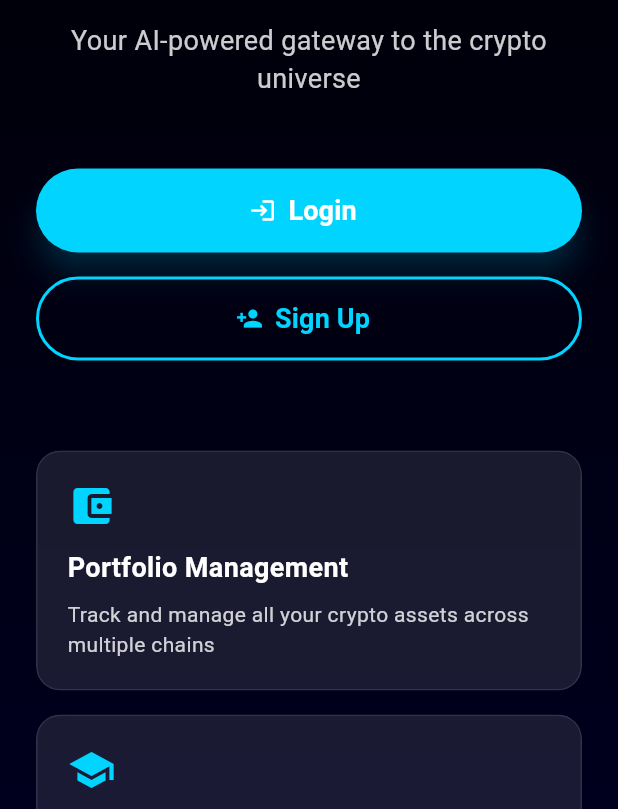
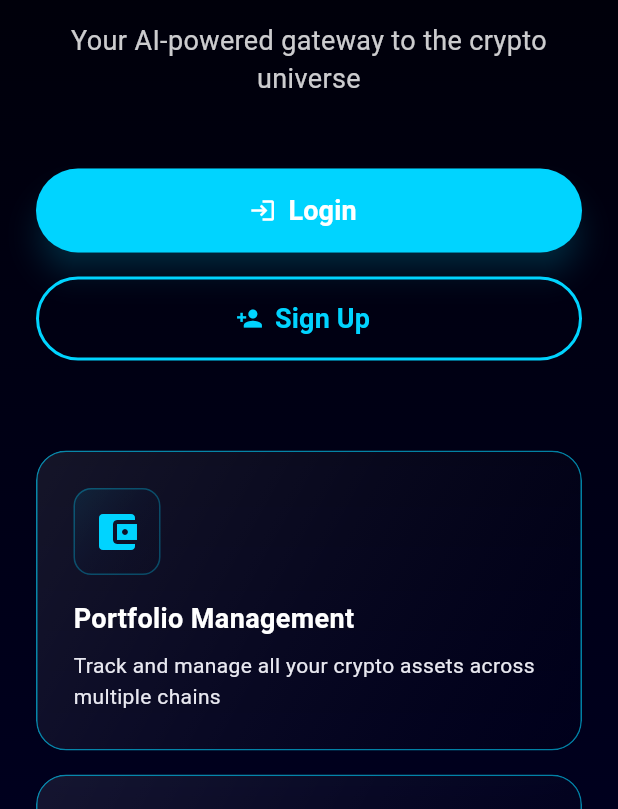
Before and after one commit to Flux-Point-Studios/yuti, a Flutter app: the screen it shows after launch, on a phone screen of 412 x 824 dp, the part 427-1236 px from its top. Run offline on Flutter 3.47's test engine with Material 3 defaults, Android fonts, the phone set to English and light mode, and no system bars; our stand-ins replace flutter_markdown, flutter_secure_storage, hex, permission_handler, qr_flutter, speech_to_text and 1 more; missing offline and left inert: bip39_plus, flutter_web_auth, mobile_scanner; accounts and stored records are empty.

Commit message:
Implement glassmorphism theme with sophisticated dark glass aesthetic
Co-authored-by: decimalist <decimalist@protonmail.com>

```diff
--- a/lib/main.dart
+++ b/lib/main.dart
@@ -67,50 +67,66 @@ class MyApp extends StatelessWidget {
         appBarTheme: const AppBarTheme(
           backgroundColor: Colors.transparent,
           elevation: 0,
-          iconTheme: IconThemeData(color: Colors.white),
+          iconTheme: IconThemeData(color: AppColors.textPrimary),
           titleTextStyle: TextStyle(
-            color: Colors.white,
+            color: AppColors.textPrimary,
             fontSize: 20,
             fontWeight: FontWeight.w600,
+          ),
+          systemOverlayStyle: SystemUiOverlayStyle(
+            statusBarColor: Colors.transparent,
+            statusBarIconBrightness: Brightness.light,
           ),
         ),
         elevatedButtonTheme: ElevatedButtonThemeData(
           style: ElevatedButton.styleFrom(
-            foregroundColor: Colors.white,
-            backgroundColor: AppColors.primaryBlue,
+            foregroundColor: AppColors.textPrimary,
+            backgroundColor: Colors.transparent,
             elevation: 0,
-            shadowColor: AppColors.shadowColor,
+            shadowColor: AppColors.shadowColorDeep,
             shape: RoundedRectangleBorder(
-              borderRadius: BorderRadius.circular(12),
+              borderRadius: BorderRadius.circular(16),
+            ),
+            side: const BorderSide(
+              color: AppColors.glassBorder,
+              width: 1,
+            ),
+          ).copyWith(
+            backgroundColor: MaterialStateProperty.resolveWith<Color?>(
+              (Set<MaterialState> states) {
+                if (states.contains(MaterialState.pressed)) {
+                  return AppColors.glassBlue;
+                }
+                return AppColors.glassSurface;
+              },
             ),
           ),
         ),
         inputDecorationTheme: InputDecorationTheme(
           filled: true,
-          fillColor: AppColors.backgroundLight,
+          fillColor: AppColors.glassSurface,
           border: OutlineInputBorder(
-            borderRadius: BorderRadius.circular(12),
+            borderRadius: BorderRadius.circular(16),
             borderSide: const BorderSide(color: AppColors.glassBorder),
           ),
           enabledBorder: OutlineInputBorder(
-            borderRadius: BorderRadius.circular(12),
+            borderRadius: BorderRadius.circular(16),
             borderSide: const BorderSide(color: AppColors.glassBorder),
           ),
           focusedBorder: OutlineInputBorder(
-            borderRadius: BorderRadius.circular(12),
-            borderSide:
-                const BorderSide(color: AppColors.primaryBlue, width: 2),
+            borderRadius: BorderRadius.circular(16),
+            borderSide: const BorderSide(color: AppColors.primaryBlue, width: 2),
           ),
           labelStyle: const TextStyle(color: AppColors.textSecondary),
           hintStyle: const TextStyle(color: AppColors.textTertiary),
         ),
         cardTheme: CardThemeData(
-          color: AppColors.backgroundCard,
+          color: Colors.transparent,
           elevation: 0,
-          shadowColor: AppColors.shadowColor,
+          shadowColor: AppColors.shadowColorDeep,
           shape: RoundedRectangleBorder(
-            borderRadius: BorderRadius.circular(12),
-            side: const BorderSide(color: AppColors.glassBorder, width: 0.5),
+            borderRadius: BorderRadius.circular(20),
+            side: const BorderSide(color: AppColors.glassBorder, width: 1),
           ),
         ),
         textTheme: const TextTheme(
--- a/lib/screens/welcome_screen.dart
+++ b/lib/screens/welcome_screen.dart
@@ -6,6 +6,7 @@ import 'package:url_launcher/url_launcher.dart';
 import '../utils/app_colors.dart';
 import '../services/auth_service.dart';
 import '../config/app_config.dart';
+import '../widgets/glassmorphism_container.dart';
 import 'login_screen.dart';
 import 'signup_screen.dart';
 import 'chat_screen.dart';
@@ -375,46 +376,46 @@ class _WelcomeScreenState extends State<WelcomeScreen>
   }
 
   Widget _buildFeatureCard(Map<String, dynamic> feature) {
-    return ClipRRect(
-      borderRadius: BorderRadius.circular(16),
-      child: BackdropFilter(
-        filter: ImageFilter.blur(sigmaX: 10, sigmaY: 10),
-        child: Container(
-          padding: const EdgeInsets.all(20),
-          decoration: BoxDecoration(
-            color: Colors.white.withOpacity(0.1),
-            borderRadius: BorderRadius.circular(16),
-            border: Border.all(color: Colors.white.withOpacity(0.1), width: 1),
-          ),
+    return GlassCard(
+      padding: const EdgeInsets.all(24),
       child: Column(
         crossAxisAlignment: CrossAxisAlignment.start,
         children: [
-              Icon(
+          Container(
+            padding: const EdgeInsets.all(12),
+            decoration: BoxDecoration(
+              gradient: AppColors.glassGradient,
+              borderRadius: BorderRadius.circular(12),
+              border: Border.all(
+                color: AppColors.primaryBlue.withOpacity(0.3),
+                width: 1,
+              ),
+            ),
+            child: Icon(
               feature['icon'] as IconData,
               size: 32,
               color: AppColors.primaryBlue,
             ),
-              const SizedBox(height: 12),
+          ),
+          const SizedBox(height: 16),
           Text(
             feature['title'] as String,
             style: const TextStyle(
               fontSize: 18,
               fontWeight: FontWeight.bold,
-                  color: Colors.white,
+              color: AppColors.textPrimary,
             ),
           ),
           const SizedBox(height: 8),
           Text(
             feature['description'] as String,
-                style: TextStyle(
+            style: const TextStyle(
               fontSize: 14,
-                  color: Colors.white.withOpacity(0.8),
-                  height: 1.4,
+              color: AppColors.textSecondary,
+              height: 1.5,
             ),
           ),
         ],
-          ),
-        ),
       ),
     );
   }
--- a/lib/utils/app_colors.dart
+++ b/lib/utils/app_colors.dart
@@ -1,76 +1,106 @@
 import 'package:flutter/material.dart';
 
 class AppColors {
-  // Primary blue light colors - bright electric blue for the "bluelight" theme
+  // Primary blue light colors - sophisticated electric blue for the "bluelight" theme
   static const Color primaryBlue = Color(0xFF00D4FF);
-  static const Color primaryBlueGlow = Color(0xFF0099CC);
+  static const Color primaryBlueGlow = Color(0xFF0088CC);
 
-  // Lighter blues for gradients and effects
+  // Enhanced blue spectrum for glassmorphism
   static const Color lightBlue = Color(0xFF33E0FF);
-  static const Color veryLightBlue = Color(0xFF66EBFF);
+  static const Color deepBlue = Color(0xFF0066BB);
   static const Color electricBlue = Color(0xFF0088FF);
+  static const Color cyanBlue = Color(0xFF00AADD);
 
-  // Enhanced blue light gradient colors
+  // Enhanced blue light gradient colors for depth
   static const Color blueGlow1 = Color(0xFF00CCFF);
   static const Color blueGlow2 = Color(0xFF0077CC);
-  static const Color blueGlow3 = Color(0xFF004499);
+  static const Color blueGlow3 = Color(0xFF003366);
+  static const Color blueGlow4 = Color(0xFF001122);
 
-  // Very dark backgrounds for the blue light theme
+  // Very dark backgrounds for premium dark theme
   static const Color backgroundDark = Color(0xFF000000);
-  static const Color backgroundMedium = Color(0xFF0A0A0A);
-  static const Color backgroundLight = Color(0xFF1A1A1A);
-  static const Color backgroundCard = Color(0xFF0F0F0F);
+  static const Color backgroundDeep = Color(0xFF050508);
+  static const Color backgroundMedium = Color(0xFF0A0A0F);
+  static const Color backgroundLight = Color(0xFF151520);
+  static const Color backgroundCard = Color(0xFF0C0C12);
 
-  // Glass morphism colors with blue tint
-  static const Color glassWhite = Color(0x1A00D4FF);
-  static const Color glassBorder = Color(0x3300D4FF);
-  static const Color glassBackground = Color(0x0D00D4FF);
+  // Enhanced glassmorphism colors with sophisticated transparency
+  static const Color glassWhite = Color(0x12FFFFFF);
+  static const Color glassBlue = Color(0x1800D4FF);
+  static const Color glassBorder = Color(0x2800D4FF);
+  static const Color glassBackground = Color(0x0A000000);
+  static const Color glassSurface = Color(0x15000000);
+  static const Color glassOverlay = Color(0x08FFFFFF);
 
-  // Text colors optimized for dark theme
-  static const Color textPrimary = Colors.white;
-  static const Color textSecondary = Color(0xFFE0E0E0);
-  static const Color textTertiary = Color(0xFFAAAAAA);
+  // Sophisticated glass tints
+  static const Color glassTintLight = Color(0x0F00D4FF);
+  static const Color glassTintMedium = Color(0x18003366);
+  static const Color glassTintDark = Color(0x25000000);
+
+  // Text colors optimized for dark glass theme
+  static const Color textPrimary = Color(0xFFFFFFFF);
+  static const Color textSecondary = Color(0xFFE8E8F0);
+  static const Color textTertiary = Color(0xFFB8B8C8);
+  static const Color textQuaternary = Color(0xFF888898);
   static const Color textAccent = Color(0xFF00D4FF);
+  static const Color textGlow = Color(0xFF66E0FF);
 
-  // Status colors with blue light theme
+  // Status colors with enhanced blue light theme
   static const Color success = Color(0xFF00FF88);
   static const Color error = Color(0xFFFF3366);
   static const Color warning = Color(0xFFFFAA00);
   static const Color info = primaryBlue;
 
-  // Enhanced gradient combinations for blue light effect
+  // Enhanced gradient combinations for sophisticated glassmorphism
   static const LinearGradient primaryGradient = LinearGradient(
     begin: Alignment.topLeft,
     end: Alignment.bottomRight,
-    colors: [primaryBlue, blueGlow2],
+    colors: [primaryBlue, blueGlow2, blueGlow3],
+    stops: [0.0, 0.6, 1.0],
   );
 
   static const LinearGradient blueGlowGradient = LinearGradient(
     begin: Alignment.topCenter,
     end: Alignment.bottomCenter,
     colors: [
-      Color(0x4D00D4FF),
-      Color(0x1A00D4FF),
-      Color(0x0D000000),
+      Color(0x4000D4FF),
+      Color(0x1800D4FF),
+      Color(0x0A003366),
+      Color(0x15000000),
     ],
+    stops: [0.0, 0.3, 0.7, 1.0],
   );
 
   static const LinearGradient glassGradient = LinearGradient(
     begin: Alignment.topLeft,
     end: Alignment.bottomRight,
     colors: [
-      Color(0x1A00D4FF),
-      Color(0x0D000000),
+      Color(0x1800D4FF),
+      Color(0x0F003366),
+      Color(0x08000000),
     ],
+    stops: [0.0, 0.5, 1.0],
+  );
+
+  static const LinearGradient smokedGlassGradient = LinearGradient(
+    begin: Alignment.topCenter,
+    end: Alignment.bottomCenter,
+    colors: [
+      Color(0x20FFFFFF),
+      Color(0x10FFFFFF),
+      Color(0x05000000),
+    ],
+    stops: [0.0, 0.3, 1.0],
   );
 
   static const LinearGradient darkGradient = LinearGradient(
     begin: Alignment.topCenter,
     end: Alignment.bottomCenter,
-    colors: [backgroundDark, backgroundMedium],
+    colors: [backgroundDark, backgroundDeep, backgroundMedium],
+    stops: [0.0, 0.5, 1.0],
   );
 
-  // Curved blue light gradient to match the logo
+  // Premium curved blue gradient matching sophisticated design
   static const LinearGradient curvedBlueGradient = LinearGradient(
     begin: Alignment.topLeft,
     end: Alignment.bottomRight,
@@ -78,10 +108,35 @@ class AppColors {
       Color(0xFF00D4FF),
       Color(0xFF0099CC),
       Color(0xFF006699),
+      Color(0xFF003366),
+    ],
+    stops: [0.0, 0.3, 0.7, 1.0],
+  );
+
+  // Enhanced glowing effect colors for premium feel
+  static const Color glowColor = Color(0x6000D4FF);
+  static const Color glowColorStrong = Color(0x8000D4FF);
+  static const Color shadowColor = Color(0x4000D4FF);
+  static const Color shadowColorDeep = Color(0x6000D4FF);
+
+  // Card and surface gradients for glassmorphism
+  static const LinearGradient cardGradient = LinearGradient(
+    begin: Alignment.topLeft,
+    end: Alignment.bottomRight,
+    colors: [
+      Color(0x15FFFFFF),
+      Color(0x08FFFFFF),
+      Color(0x05000000),
+    ],
+    stops: [0.0, 0.5, 1.0],
+  );
+
+  static const LinearGradient surfaceGradient = LinearGradient(
+    begin: Alignment.topCenter,
+    end: Alignment.bottomCenter,
+    colors: [
+      Color(0x12FFFFFF),
+      Color(0x08000000),
     ],
   );
-
-  // Glowing effect colors
-  static const Color glowColor = Color(0x8000D4FF);
-  static const Color shadowColor = Color(0x4000D4FF);
 }
--- /dev/null
+++ b/lib/widgets/glassmorphism_container.dart
@@ -0,0 +1,281 @@
+import 'dart:ui';
+import 'package:flutter/material.dart';
+import '../utils/app_colors.dart';
+
+enum GlassType {
+  light,
+  medium,
+  dark,
+  card,
+  overlay,
+}
+
+class GlassmorphismContainer extends StatelessWidget {
+  final Widget child;
+  final double? width;
+  final double? height;
+  final EdgeInsetsGeometry? padding;
+  final EdgeInsetsGeometry? margin;
+  final BorderRadius? borderRadius;
+  final GlassType glassType;
+  final double blur;
+  final bool showBorder;
+  final bool showGlow;
+  final Gradient? customGradient;
+  final Color? customBorderColor;
+
+  const GlassmorphismContainer({
+    Key? key,
+    required this.child,
+    this.width,
+    this.height,
+    this.padding,
+    this.margin,
+    this.borderRadius,
+    this.glassType = GlassType.medium,
+    this.blur = 15.0,
+    this.showBorder = true,
+    this.showGlow = false,
+    this.customGradient,
+    this.customBorderColor,
+  }) : super(key: key);
+
+  @override
+  Widget build(BuildContext context) {
+    return Container(
+      width: width,
+      height: height,
+      margin: margin,
+      child: ClipRRect(
+        borderRadius: borderRadius ?? BorderRadius.circular(16),
+        child: BackdropFilter(
+          filter: ImageFilter.blur(sigmaX: blur, sigmaY: blur),
+          child: Container(
+            padding: padding ?? const EdgeInsets.all(16),
+            decoration: BoxDecoration(
+              gradient: customGradient ?? _getGradientForType(),
+              borderRadius: borderRadius ?? BorderRadius.circular(16),
+              border: showBorder ? Border.all(
+                color: customBorderColor ?? _getBorderColorForType(),
+                width: 1.0,
+              ) : null,
+              boxShadow: showGlow ? [
+                BoxShadow(
+                  color: AppColors.glowColor,
+                  blurRadius: 20,
+                  spreadRadius: 0,
+                ),
+                BoxShadow(
+                  color: AppColors.shadowColorDeep,
+                  blurRadius: 40,
+                  spreadRadius: 5,
+                ),
+              ] : null,
+            ),
+            child: child,
+          ),
+        ),
+      ),
+    );
+  }
+
+  Gradient _getGradientForType() {
+    switch (glassType) {
+      case GlassType.light:
+        return const LinearGradient(
+          begin: Alignment.topLeft,
+          end: Alignment.bottomRight,
+          colors: [
+            Color(0x20FFFFFF),
+            Color(0x10FFFFFF),
+            Color(0x08000000),
+          ],
+          stops: [0.0, 0.5, 1.0],
+        );
+      case GlassType.medium:
+        return AppColors.smokedGlassGradient;
+      case GlassType.dark:
+        return const LinearGradient(
+          begin: Alignment.topLeft,
+          end: Alignment.bottomRight,
+          colors: [
+            Color(0x15FFFFFF),
+            Color(0x08FFFFFF),
+            Color(0x12000000),
+          ],
+          stops: [0.0, 0.3, 1.0],
+        );
+      case GlassType.card:
+        return AppColors.cardGradient;
+      case GlassType.overlay:
+        return const LinearGradient(
+          begin: Alignment.topCenter,
+          end: Alignment.bottomCenter,
+          colors: [
+            Color(0x25000000),
+            Color(0x40000000),
+          ],
+        );
+    }
+  }
+
+  Color _getBorderColorForType() {
+    switch (glassType) {
+      case GlassType.light:
+        return const Color(0x30FFFFFF);
+      case GlassType.medium:
+        return AppColors.glassBorder;
+      case GlassType.dark:
+        return const Color(0x20FFFFFF);
+      case GlassType.card:
+        return AppColors.glassBorder.withOpacity(0.6);
+      case GlassType.overlay:
+        return const Color(0x15FFFFFF);
+    }
+  }
+}
+
+// Specialized glassmorphism widgets for common use cases
+
+class GlassCard extends StatelessWidget {
+  final Widget child;
+  final EdgeInsetsGeometry? padding;
+  final EdgeInsetsGeometry? margin;
+  final bool showGlow;
+  final VoidCallback? onTap;
+
+  const GlassCard({
+    Key? key,
+    required this.child,
+    this.padding,
+    this.margin,
+    this.showGlow = false,
+    this.onTap,
+  }) : super(key: key);
+
+  @override
+  Widget build(BuildContext context) {
+    final glassContainer = GlassmorphismContainer(
+      glassType: GlassType.card,
+      padding: padding ?? const EdgeInsets.all(20),
+      margin: margin,
+      showGlow: showGlow,
+      borderRadius: BorderRadius.circular(20),
+      blur: 12.0,
+      child: child,
+    );
+
+    if (onTap != null) {
+      return GestureDetector(
+        onTap: onTap,
+        child: glassContainer,
+      );
+    }
+
+    return glassContainer;
+  }
+}
+
+class GlassButton extends StatelessWidget {
+  final Widget child;
+  final VoidCallback? onPressed;
+  final EdgeInsetsGeometry? padding;
+  final bool isPrimary;
+  final bool showGlow;
+
+  const GlassButton({
+    Key? key,
+    required this.child,
+    this.onPressed,
+    this.padding,
+    this.isPrimary = false,
+    this.showGlow = false,
+  }) : super(key: key);
+
+  @override
+  Widget build(BuildContext context) {
+    return GestureDetector(
+      onTap: onPressed,
+      child: GlassmorphismContainer(
+        glassType: isPrimary ? GlassType.medium : GlassType.light,
+        padding: padding ?? const EdgeInsets.symmetric(horizontal: 24, vertical: 12),
+        borderRadius: BorderRadius.circular(12),
+        blur: 10.0,
+        showGlow: showGlow || isPrimary,
+        customGradient: isPrimary ? AppColors.primaryGradient.scale(0.3) : null,
+        child: child,
+      ),
+    );
+  }
+}
+
+class GlassAppBar extends StatelessWidget implements PreferredSizeWidget {
+  final Widget? title;
+  final List<Widget>? actions;
+  final Widget? leading;
+  final bool automaticallyImplyLeading;
+  final double? elevation;
+
+  const GlassAppBar({
+    Key? key,
+    this.title,
+    this.actions,
+    this.leading,
+    this.automaticallyImplyLeading = true,
+    this.elevation,
+  }) : super(key: key);
+
+  @override
+  Widget build(BuildContext context) {
+    return ClipRRect(
+      child: BackdropFilter(
+        filter: ImageFilter.blur(sigmaX: 15, sigmaY: 15),
+        child: AppBar(
+          title: title,
+          actions: actions,
+          leading: leading,
+          automaticallyImplyLeading: automaticallyImplyLeading,
+          backgroundColor: AppColors.glassBackground,
+          elevation: elevation ?? 0,
+          flexibleSpace: Container(
+            decoration: const BoxDecoration(
+              gradient: LinearGradient(
+                begin: Alignment.topCenter,
+                end: Alignment.bottomCenter,
+                colors: [
+                  Color(0x18FFFFFF),
+                  Color(0x08FFFFFF),
+                ],
+              ),
+              border: Border(
+                bottom: BorderSide(
+                  color: AppColors.glassBorder,
+                  width: 0.5,
+                ),
+              ),
+            ),
+          ),
+        ),
+      ),
+    );
+  }
+
+  @override
+  Size get preferredSize => const Size.fromHeight(kToolbarHeight);
+}
+
+// Extension to help with gradient scaling
+extension GradientScale on Gradient {
+  LinearGradient scale(double opacity) {
+    if (this is LinearGradient) {
+      final gradient = this as LinearGradient;
+      return LinearGradient(
+        begin: gradient.begin,
+        end: gradient.end,
+        colors: gradient.colors.map((color) => color.withOpacity(color.opacity * opacity)).toList(),
+        stops: gradient.stops,
+      );
+    }
+    return this as LinearGradient;
+  }
+}
```
Also changed, not shown: lib/screens/chat_screen.dart (+19 -31 lines), lib/widgets/chat_sidebar.dart (+10 -21 lines), 1 other file. Lines whose indentation alone changed are shown as unchanged.
